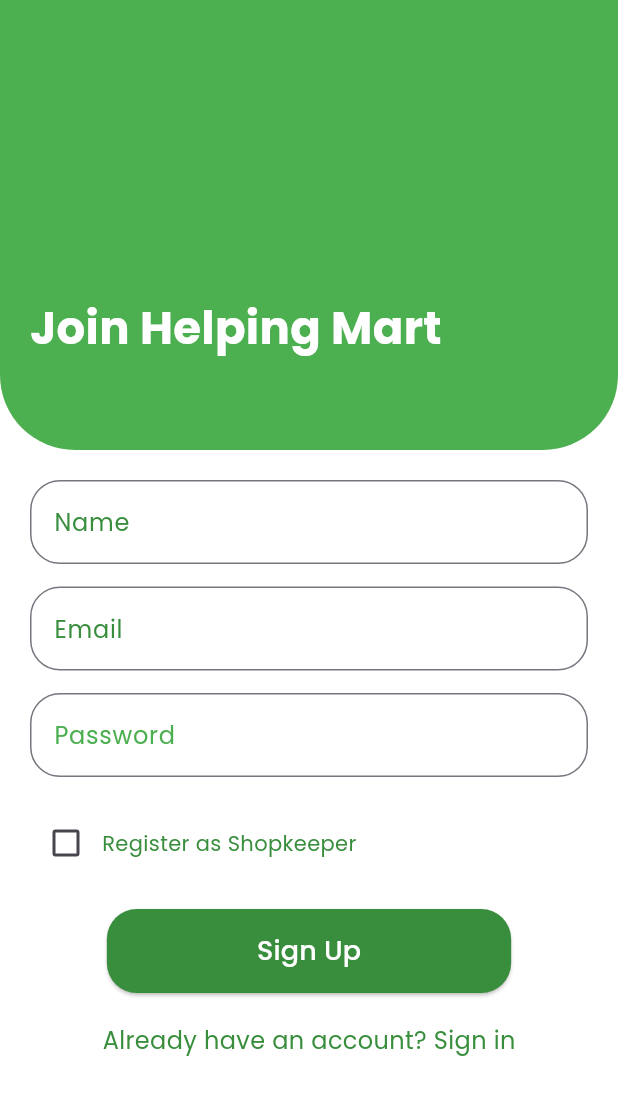
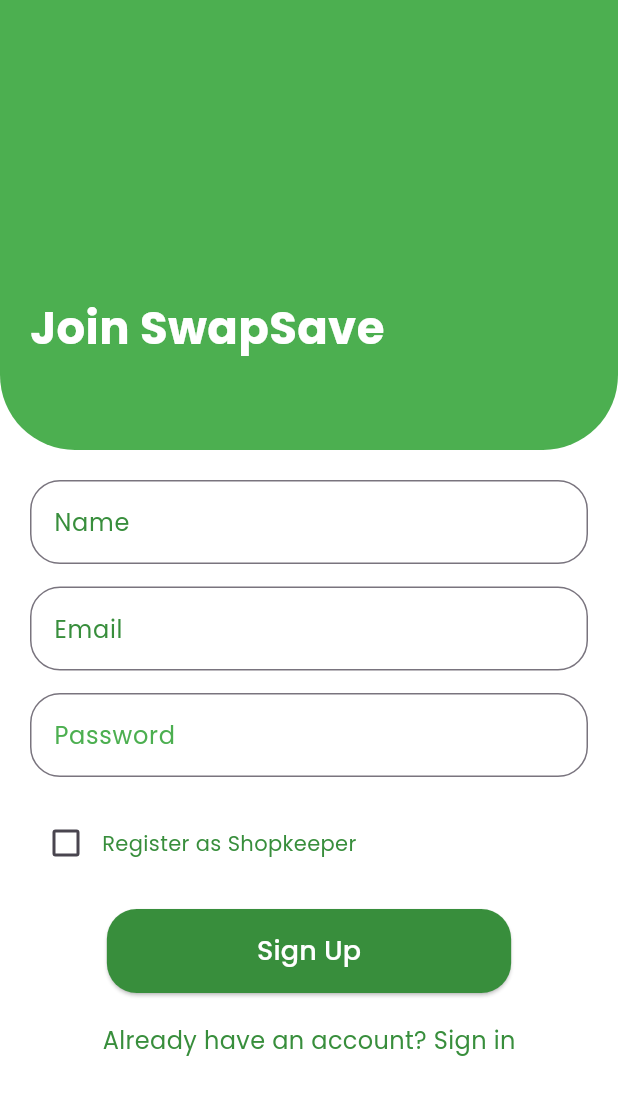
Before and after one commit to Pavan4468/google, a Flutter app: the SignUpPage screen opened by its route, on a phone screen of 412 x 824 dp. Shown: the top 1095 px of the screen. Run offline on Flutter 3.47's test engine with Material 3 defaults, Android fonts, the phone set to English and light mode, and no system bars; our stand-ins replace flutter_swiper_null_safety, google_fonts.

Commit message:
Update signup.dart

```diff
--- a/lib/signup.dart
+++ b/lib/signup.dart
@@ -67,7 +67,7 @@ class _SignUpPageState extends State<SignUpPage>
                   child: FadeTransition(
                     opacity: _animation,
                     child: Text(
-                      "Join Helping Mart",
+                      "Join SwapSave",
                       style: GoogleFonts.poppins(
                         textStyle: TextStyle(
                           color: Colors.white,
```
